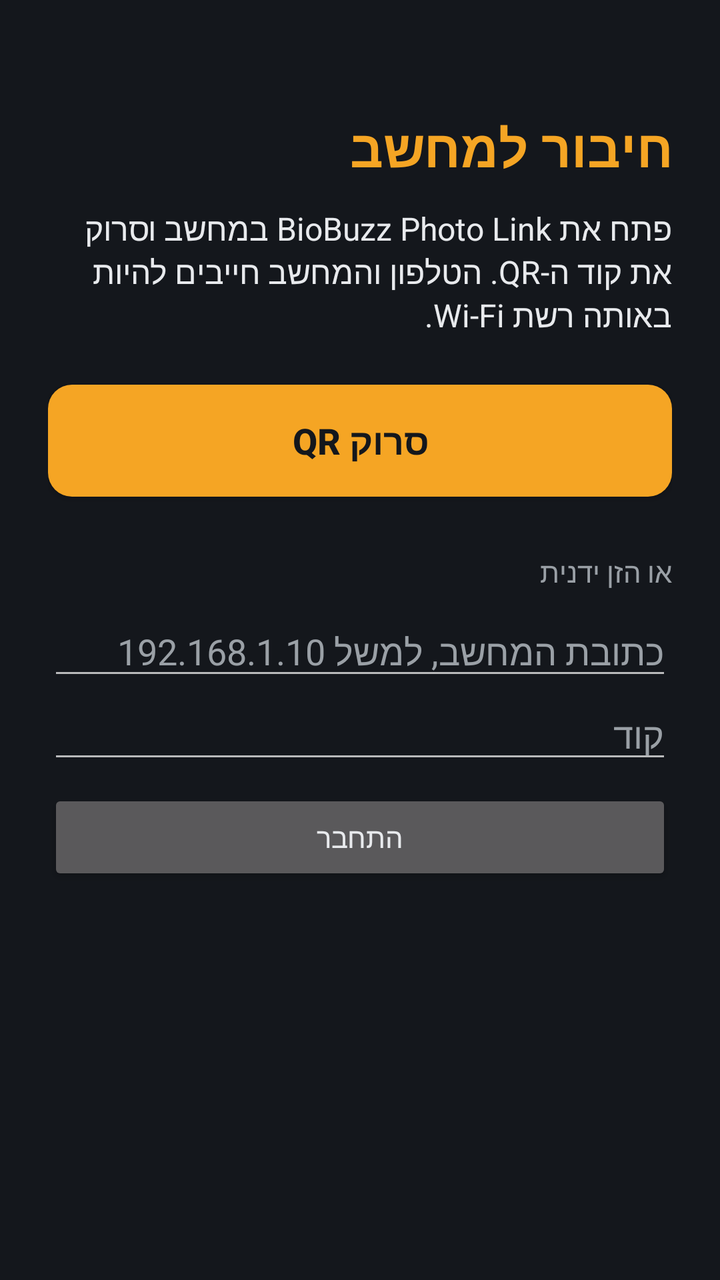
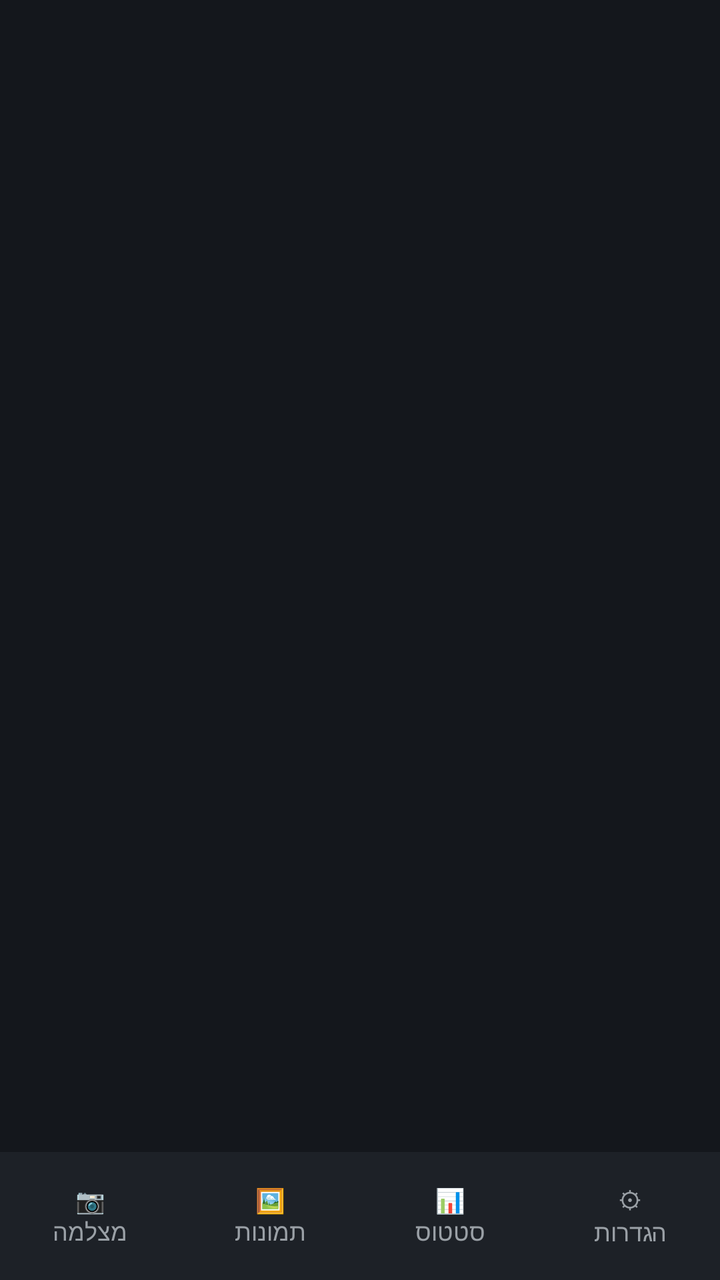

Screens rendered from an Android XML layout before and after an edit, with the pre-edit source and the edit as a unified diff.
<!-- AndroidManifest.xml: application theme AppTheme -->
<!-- res/layout/activity_main.xml -->
<?xml version="1.0" encoding="utf-8"?>
<FrameLayout xmlns:android="http://schemas.android.com/apk/res/android"
    android:layout_width="match_parent"
    android:layout_height="match_parent"
    android:background="@color/bg">

    
    <FrameLayout
        android:id="@+id/cameraScreen"
        android:layout_width="match_parent"
        android:layout_height="match_parent"
        android:visibility="gone">

        <androidx.camera.view.PreviewView
            android:id="@+id/preview"
            android:layout_width="match_parent"
            android:layout_height="match_parent" />

        <View
            android:id="@+id/flash"
            android:layout_width="match_parent"
            android:layout_height="match_parent"
            android:alpha="0"
            android:background="#FFFFFF" />

        <TextView
            android:id="@+id/status"
            android:layout_width="wrap_content"
            android:layout_height="wrap_content"
            android:layout_gravity="top|center_horizontal"
            android:layout_marginTop="16dp"
            android:background="@drawable/bg_pill"
            android:paddingBottom="8dp"
            android:paddingEnd="16dp"
            android:paddingStart="16dp"
            android:paddingTop="8dp"
            android:textColor="@color/text"
            android:textSize="14sp" />

        <FrameLayout
            android:layout_width="match_parent"
            android:layout_height="140dp"
            android:layout_gravity="bottom"
            android:background="#B314171C">

            <ImageButton
                android:id="@+id/shutter"
                android:layout_width="84dp"
                android:layout_height="84dp"
                android:layout_gravity="center"
                android:background="@drawable/bg_shutter"
                android:contentDescription="@string/shutter" />

            <TextView
                android:id="@+id/settingsButton"
                android:layout_width="56dp"
                android:layout_height="56dp"
                android:layout_gravity="center_vertical|start"
                android:layout_marginStart="24dp"
                android:contentDescription="@string/settings"
                android:gravity="center"
                android:text="⚙"
                android:textColor="@color/text"
                android:textSize="30sp" />
        </FrameLayout>
    </FrameLayout>

    
    <ScrollView
        android:id="@+id/pairScreen"
        android:layout_width="match_parent"
        android:layout_height="match_parent"
        android:fillViewport="true">

        <LinearLayout
            android:layout_width="match_parent"
            android:layout_height="wrap_content"
            android:orientation="vertical"
            android:padding="24dp">

            <TextView
                android:id="@+id/pairTitle"
                android:layout_width="match_parent"
                android:layout_height="wrap_content"
                android:layout_marginTop="32dp"
                android:text="@string/pair_title"
                android:textColor="@color/accent"
                android:textSize="26sp"
                android:textStyle="bold" />

            <TextView
                android:id="@+id/pairHelp"
                android:layout_width="match_parent"
                android:layout_height="wrap_content"
                android:layout_marginTop="12dp"
                android:text="@string/pair_help"
                android:textColor="@color/text"
                android:textSize="16sp" />

            <Button
                android:id="@+id/primaryButton"
                android:layout_width="match_parent"
                android:layout_height="56dp"
                android:layout_marginTop="24dp"
                android:background="@drawable/bg_button"
                android:text="@string/pair_scan"
                android:textColor="#14171C"
                android:textSize="18sp"
                android:textStyle="bold" />

            <LinearLayout
                android:id="@+id/manualBox"
                android:layout_width="match_parent"
                android:layout_height="wrap_content"
                android:orientation="vertical">

                <TextView
                    android:layout_width="match_parent"
                    android:layout_height="wrap_content"
                    android:layout_marginTop="28dp"
                    android:text="@string/pair_manual"
                    android:textColor="@color/dim"
                    android:textSize="14sp" />

                <EditText
                    android:id="@+id/hostInput"
                    android:layout_width="match_parent"
                    android:layout_height="wrap_content"
                    android:layout_marginTop="8dp"
                    android:hint="@string/pair_host_hint"
                    android:importantForAutofill="no"
                    android:inputType="textUri"
                    android:textColor="@color/text"
                    android:textColorHint="@color/dim" />

                <EditText
                    android:id="@+id/codeInput"
                    android:layout_width="match_parent"
                    android:layout_height="wrap_content"
                    android:hint="@string/pair_code_hint"
                    android:importantForAutofill="no"
                    android:inputType="textVisiblePassword"
                    android:textColor="@color/text"
                    android:textColorHint="@color/dim" />

                <Button
                    android:id="@+id/connectButton"
                    android:layout_width="match_parent"
                    android:layout_height="wrap_content"
                    android:layout_marginTop="8dp"
                    android:text="@string/pair_connect" />
            </LinearLayout>

            <TextView
                android:id="@+id/pairMessage"
                android:layout_width="match_parent"
                android:layout_height="wrap_content"
                android:layout_marginTop="16dp"
                android:textColor="@color/warn"
                android:textSize="15sp" />

            <Button
                android:id="@+id/cancelButton"
                android:layout_width="match_parent"
                android:layout_height="wrap_content"
                android:layout_marginTop="8dp"
                android:text="@string/cancel"
                android:visibility="gone" />
        </LinearLayout>
    </ScrollView>
</FrameLayout>
<!-- resources referenced by this layout -->
<resources>
  <color name="accent">#F5A524</color>
  <color name="bg">#14171C</color>
  <color name="dim">#9AA0A6</color>
  <color name="text">#E8EAED</color>
  <color name="warn">#FF7043</color>
  <!-- drawable bg_button (drawable) -->
  <?xml version="1.0" encoding="utf-8"?>
  <selector xmlns:android="http://schemas.android.com/apk/res/android">
      <item android:state_pressed="true">
          <shape android:shape="rectangle">
              <solid android:color="#C98410" />
              <corners android:radius="12dp" />
          </shape>
      </item>
      <item>
          <shape android:shape="rectangle">
              <solid android:color="#F5A524" />
              <corners android:radius="12dp" />
          </shape>
      </item>
  </selector>
  <!-- drawable bg_pill (drawable) -->
  <?xml version="1.0" encoding="utf-8"?>
  <shape xmlns:android="http://schemas.android.com/apk/res/android" android:shape="rectangle">
      <solid android:color="#B314171C" />
      <corners android:radius="18dp" />
  </shape>
  <!-- drawable bg_shutter (drawable) -->
  <?xml version="1.0" encoding="utf-8"?>
  <selector xmlns:android="http://schemas.android.com/apk/res/android">
      <item android:state_pressed="true">
          <layer-list>
              <item>
                  <shape android:shape="oval">
                      <stroke android:width="4dp" android:color="#FFFFFF" />
                      <solid android:color="#00000000" />
                  </shape>
              </item>
              <item android:bottom="8dp" android:left="8dp" android:right="8dp" android:top="8dp">
                  <shape android:shape="oval">
                      <solid android:color="#F5A524" />
                  </shape>
              </item>
          </layer-list>
      </item>
      <item>
          <layer-list>
              <item>
                  <shape android:shape="oval">
                      <stroke android:width="4dp" android:color="#FFFFFF" />
                      <solid android:color="#00000000" />
                  </shape>
              </item>
              <item android:bottom="8dp" android:left="8dp" android:right="8dp" android:top="8dp">
                  <shape android:shape="oval">
                      <solid android:color="#FFFFFF" />
                  </shape>
              </item>
          </layer-list>
      </item>
  </selector>
  <string name="cancel">ביטול</string>
  <string name="pair_code_hint">קוד</string>
  <string name="pair_connect">התחבר</string>
  <string name="pair_help">פתח את BioBuzz Photo Link במחשב וסרוק את קוד ה-QR. הטלפון והמחשב חייבים להיות באותה רשת Wi-Fi.</string>
  <string name="pair_host_hint">כתובת המחשב, למשל 192.168.1.10</string>
  <string name="pair_manual">או הזן ידנית</string>
  <string name="pair_scan">סרוק QR</string>
  <string name="pair_title">חיבור למחשב</string>
  <string name="settings">הגדרות חיבור</string>
  <string name="shutter">צלם</string>
  <style name="AppTheme" parent="Theme.AppCompat.NoActionBar">
          <item name="android:windowBackground">@color/bg</item>
          <item name="android:statusBarColor">@color/bg</item>
          <item name="android:navigationBarColor">@color/bg</item>
          <item name="colorAccent">@color/accent</item>
          <item name="colorPrimary">@color/accent</item>
          <item name="android:textColor">@color/text</item>
      </style>
</resources>

<!-- the commit's change to res/layout/activity_main.xml (unified diff, before → after) -->
@@ -1,171 +1,41 @@
 <?xml version="1.0" encoding="utf-8"?>
-<FrameLayout xmlns:android="http://schemas.android.com/apk/res/android"
+<LinearLayout xmlns:android="http://schemas.android.com/apk/res/android"
     android:layout_width="match_parent"
     android:layout_height="match_parent"
-    android:background="@color/bg">
+    android:background="@color/bg"
+    android:orientation="vertical">
 
-    
     <FrameLayout
-        android:id="@+id/cameraScreen"
+        android:id="@+id/container"
         android:layout_width="match_parent"
-        android:layout_height="match_parent"
-        android:visibility="gone">
+        android:layout_height="0dp"
+        android:layout_weight="1" />
 
-        <androidx.camera.view.PreviewView
-            android:id="@+id/preview"
-            android:layout_width="match_parent"
-            android:layout_height="match_parent" />
-
-        <View
-            android:id="@+id/flash"
-            android:layout_width="match_parent"
-            android:layout_height="match_parent"
-            android:alpha="0"
-            android:background="#FFFFFF" />
+    <LinearLayout
+        android:id="@+id/nav"
+        android:layout_width="match_parent"
+        android:layout_height="64dp"
+        android:background="@color/panel"
+        android:orientation="horizontal">
 
         <TextView
-            android:id="@+id/status"
-            android:layout_width="wrap_content"
-            android:layout_height="wrap_content"
-            android:layout_gravity="top|center_horizontal"
-            android:layout_marginTop="16dp"
-            android:background="@drawable/bg_pill"
-            android:paddingBottom="8dp"
-            android:paddingEnd="16dp"
-            android:paddingStart="16dp"
-            android:paddingTop="8dp"
-            android:textColor="@color/text"
-            android:textSize="14sp" />
+            android:id="@+id/tabCamera"
+            style="@style/NavTab"
+            android:text="@string/tab_camera" />
 
-        <FrameLayout
-            android:layout_width="match_parent"
-            android:layout_height="140dp"
-            android:layout_gravity="bottom"
-            android:background="#B314171C">
+        <TextView
+            android:id="@+id/tabPhotos"
+            style="@style/NavTab"
+            android:text="@string/tab_photos" />
 
-            <ImageButton
-                android:id="@+id/shutter"
-                android:layout_width="84dp"
-                android:layout_height="84dp"
-                android:layout_gravity="center"
-                android:background="@drawable/bg_shutter"
-                android:contentDescription="@string/shutter" />
+        <TextView
+            android:id="@+id/tabStatus"
+            style="@style/NavTab"
+            android:text="@string/tab_status" />
 
-            <TextView
-                android:id="@+id/settingsButton"
-                android:layout_width="56dp"
-                android:layout_height="56dp"
-                android:layout_gravity="center_vertical|start"
-                android:layout_marginStart="24dp"
-                android:contentDescription="@string/settings"
-                android:gravity="center"
-                android:text="⚙"
-                android:textColor="@color/text"
-                android:textSize="30sp" />
-        </FrameLayout>
-    </FrameLayout>
-
-    
-    <ScrollView
-        android:id="@+id/pairScreen"
-        android:layout_width="match_parent"
-        android:layout_height="match_parent"
-        android:fillViewport="true">
-
-        <LinearLayout
-            android:layout_width="match_parent"
-            android:layout_height="wrap_content"
-            android:orientation="vertical"
-            android:padding="24dp">
-
-            <TextView
-                android:id="@+id/pairTitle"
-                android:layout_width="match_parent"
-                android:layout_height="wrap_content"
-                android:layout_marginTop="32dp"
-                android:text="@string/pair_title"
-                android:textColor="@color/accent"
-                android:textSize="26sp"
-                android:textStyle="bold" />
-
-            <TextView
-                android:id="@+id/pairHelp"
-                android:layout_width="match_parent"
-                android:layout_height="wrap_content"
-                android:layout_marginTop="12dp"
-                android:text="@string/pair_help"
-                android:textColor="@color/text"
-                android:textSize="16sp" />
-
-            <Button
-                android:id="@+id/primaryButton"
-                android:layout_width="match_parent"
-                android:layout_height="56dp"
-                android:layout_marginTop="24dp"
-                android:background="@drawable/bg_button"
-                android:text="@string/pair_scan"
-                android:textColor="#14171C"
-                android:textSize="18sp"
-                android:textStyle="bold" />
-
-            <LinearLayout
-                android:id="@+id/manualBox"
-                android:layout_width="match_parent"
-                android:layout_height="wrap_content"
-                android:orientation="vertical">
-
-                <TextView
-                    android:layout_width="match_parent"
-                    android:layout_height="wrap_content"
-                    android:layout_marginTop="28dp"
-                    android:text="@string/pair_manual"
-                    android:textColor="@color/dim"
-                    android:textSize="14sp" />
-
-                <EditText
-                    android:id="@+id/hostInput"
-                    android:layout_width="match_parent"
-                    android:layout_height="wrap_content"
-                    android:layout_marginTop="8dp"
-                    android:hint="@string/pair_host_hint"
-                    android:importantForAutofill="no"
-                    android:inputType="textUri"
-                    android:textColor="@color/text"
-                    android:textColorHint="@color/dim" />
-
-                <EditText
-                    android:id="@+id/codeInput"
-                    android:layout_width="match_parent"
-                    android:layout_height="wrap_content"
-                    android:hint="@string/pair_code_hint"
-                    android:importantForAutofill="no"
-                    android:inputType="textVisiblePassword"
-                    android:textColor="@color/text"
-                    android:textColorHint="@color/dim" />
-
-                <Button
-                    android:id="@+id/connectButton"
-                    android:layout_width="match_parent"
-                    android:layout_height="wrap_content"
-                    android:layout_marginTop="8dp"
-                    android:text="@string/pair_connect" />
-            </LinearLayout>
-
-            <TextView
-                android:id="@+id/pairMessage"
-                android:layout_width="match_parent"
-                android:layout_height="wrap_content"
-                android:layout_marginTop="16dp"
-                android:textColor="@color/warn"
-                android:textSize="15sp" />
-
-            <Button
-                android:id="@+id/cancelButton"
-                android:layout_width="match_parent"
-                android:layout_height="wrap_content"
-                android:layout_marginTop="8dp"
-                android:text="@string/cancel"
-                android:visibility="gone" />
-        </LinearLayout>
-    </ScrollView>
-</FrameLayout>
+        <TextView
+            android:id="@+id/tabSettings"
+            style="@style/NavTab"
+            android:text="@string/tab_settings" />
+    </LinearLayout>
+</LinearLayout>
<!-- resource entries referenced after the edit -->
@@ -2,79 +2,25 @@
 <resources>
   <color name="accent">#F5A524</color>
   <color name="bg">#14171C</color>
+  <color name="panel">#1D2127</color>
+  <string name="tab_camera">📷\nמצלמה</string>
+  <string name="tab_photos">🖼\nתמונות</string>
+  <string name="tab_settings">⚙\nהגדרות</string>
+  <string name="tab_status">📊\nסטטוס</string>
+  <style name="NavTab">
+          <item name="android:layout_width">0dp</item>
+          <item name="android:layout_height">match_parent</item>
+          <item name="android:layout_weight">1</item>
+          <item name="android:gravity">center</item>
+          <item name="android:textSize">12sp</item>
+          <item name="android:textColor">@color/dim</item>
+      </style>
   <color name="dim">#9AA0A6</color>
   <color name="text">#E8EAED</color>
-  <color name="warn">#FF7043</color>
-  <!-- drawable bg_button (drawable) -->
-  <?xml version="1.0" encoding="utf-8"?>
-  <selector xmlns:android="http://schemas.android.com/apk/res/android">
-      <item android:state_pressed="true">
-          <shape android:shape="rectangle">
-              <solid android:color="#C98410" />
-              <corners android:radius="12dp" />
-          </shape>
-      </item>
-      <item>
-          <shape android:shape="rectangle">
-              <solid android:color="#F5A524" />
-              <corners android:radius="12dp" />
-          </shape>
-      </item>
-  </selector>
-  <!-- drawable bg_pill (drawable) -->
-  <?xml version="1.0" encoding="utf-8"?>
-  <shape xmlns:android="http://schemas.android.com/apk/res/android" android:shape="rectangle">
-      <solid android:color="#B314171C" />
-      <corners android:radius="18dp" />
-  </shape>
-  <!-- drawable bg_shutter (drawable) -->
-  <?xml version="1.0" encoding="utf-8"?>
-  <selector xmlns:android="http://schemas.android.com/apk/res/android">
-      <item android:state_pressed="true">
-          <layer-list>
-              <item>
-                  <shape android:shape="oval">
-                      <stroke android:width="4dp" android:color="#FFFFFF" />
-                      <solid android:color="#00000000" />
-                  </shape>
-              </item>
-              <item android:bottom="8dp" android:left="8dp" android:right="8dp" android:top="8dp">
-                  <shape android:shape="oval">
-                      <solid android:color="#F5A524" />
-                  </shape>
-              </item>
-          </layer-list>
-      </item>
-      <item>
-          <layer-list>
-              <item>
-                  <shape android:shape="oval">
-                      <stroke android:width="4dp" android:color="#FFFFFF" />
-                      <solid android:color="#00000000" />
-                  </shape>
-              </item>
-              <item android:bottom="8dp" android:left="8dp" android:right="8dp" android:top="8dp">
-                  <shape android:shape="oval">
-                      <solid android:color="#FFFFFF" />
-                  </shape>
-              </item>
-          </layer-list>
-      </item>
-  </selector>
-  <string name="cancel">ביטול</string>
-  <string name="pair_code_hint">קוד</string>
-  <string name="pair_connect">התחבר</string>
-  <string name="pair_help">פתח את BioBuzz Photo Link במחשב וסרוק את קוד ה-QR. הטלפון והמחשב חייבים להיות באותה רשת Wi-Fi.</string>
-  <string name="pair_host_hint">כתובת המחשב, למשל 192.168.1.10</string>
-  <string name="pair_manual">או הזן ידנית</string>
-  <string name="pair_scan">סרוק QR</string>
-  <string name="pair_title">חיבור למחשב</string>
-  <string name="settings">הגדרות חיבור</string>
-  <string name="shutter">צלם</string>
   <style name="AppTheme" parent="Theme.AppCompat.NoActionBar">
           <item name="android:windowBackground">@color/bg</item>
           <item name="android:statusBarColor">@color/bg</item>
-          <item name="android:navigationBarColor">@color/bg</item>
+          <item name="android:navigationBarColor">@color/panel</item>
           <item name="colorAccent">@color/accent</item>
           <item name="colorPrimary">@color/accent</item>
           <item name="android:textColor">@color/text</item>
